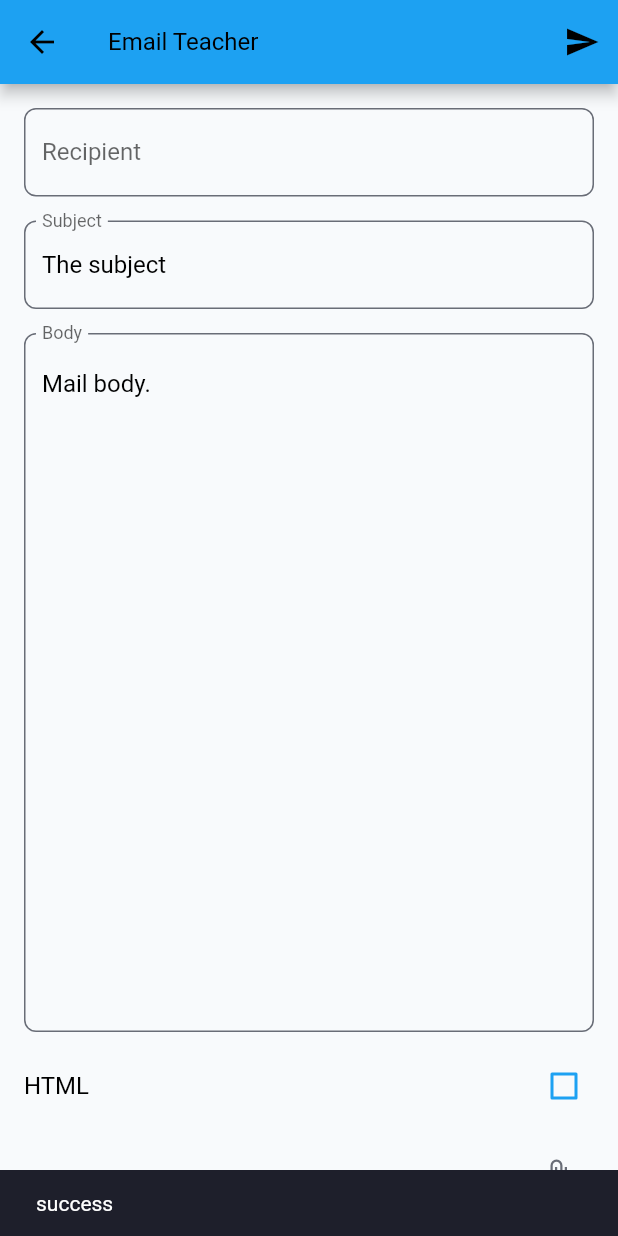
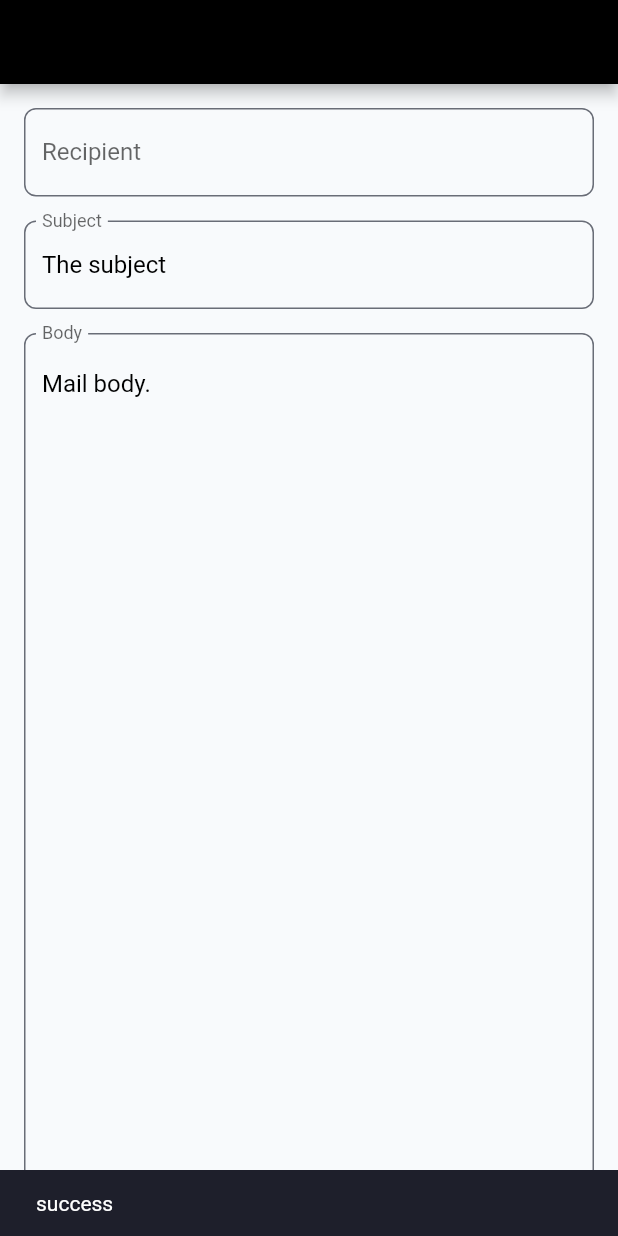
Before and after one commit to siyamrocks/AppBuildCompetition, a Flutter app: the EmailSender screen opened directly with empty values, after a tap on the "send" icon, on a phone screen of 412 x 824 dp. Run offline on Flutter 3.47's test engine with Material 2 defaults, Android fonts, the phone set to English and light mode, and no system bars; our stand-ins replace barcode_widget, cloud_firestore, curved_navigation_bar, dio, firebase_auth, firebase_core and 6 more; missing offline and left inert: flutter_email_sender, flutter_sheet_localization; accounts and stored records are empty; Roboto replaces fonts that are missing (ProductSans).

Commit message:
Fix email

```diff
--- a/lib/ui/dashboard.dart
+++ b/lib/ui/dashboard.dart
@@ -30,7 +30,6 @@ class Dashboard extends StatefulWidget {
 class _DashboardState extends State<Dashboard> {
   String _id = '';
   String _name = '';
-  String _email = '';
   String _school = '';
 
   @override
@@ -51,7 +50,6 @@ class _DashboardState extends State<Dashboard> {
         _id = user.id;
         _name = user.name;
         _school = user.school;
-        _email = user.email;
       });
     }
 
--- a/lib/ui/email.dart
+++ b/lib/ui/email.dart
@@ -17,7 +17,6 @@ class EmailSender extends StatefulWidget {
 
 class _EmailSenderState extends State<EmailSender> {
   List<String> attachments = [];
-  bool isHTML = false;
 
   final _recipientController = TextEditingController();
   final _subjectController = TextEditingController(text: 'The subject');
@@ -32,7 +31,7 @@ class _EmailSenderState extends State<EmailSender> {
       subject: _subjectController.text,
       recipients: [_recipientController.text],
       attachmentPaths: attachments,
-      isHTML: isHTML,
+      isHTML: false,
     );
 
     String platformResponse;
@@ -59,6 +58,7 @@ class _EmailSenderState extends State<EmailSender> {
     return Scaffold(
       appBar: AppBar(
         title: Text('Email Teacher'),
+        backgroundColor: Colors.black,
         actions: <Widget>[
           IconButton(
             onPressed: send,
@@ -106,68 +106,9 @@ class _EmailSenderState extends State<EmailSender> {
                 ),
               ),
             ),
-            CheckboxListTile(
-              contentPadding:
-                  EdgeInsets.symmetric(vertical: 0.0, horizontal: 8.0),
-              title: Text('HTML'),
-              onChanged: (bool value) {
-                if (value != null) {
-                  setState(() {
-                    isHTML = value;
-                  });
-                }
-              },
-              value: isHTML,
-            ),
-            Padding(
-              padding: EdgeInsets.all(8.0),
-              child: Column(
-                children: <Widget>[
-                  for (var i = 0; i < attachments.length; i++)
-                    Row(
-                      children: <Widget>[
-                        Expanded(
-                          child: Text(
-                            attachments[i],
-                            softWrap: false,
-                            overflow: TextOverflow.fade,
-                          ),
-                        ),
-                        IconButton(
-                          icon: Icon(Icons.remove_circle),
-                          onPressed: () => {_removeAttachment(i)},
-                        )
-                      ],
-                    ),
-                  Align(
-                    alignment: Alignment.centerRight,
-                    child: IconButton(
-                      icon: Icon(Icons.attach_file),
-                      onPressed: _openImagePicker,
-                    ),
-                  ),
-                ],
-              ),
-            ),
           ],
         ),
       ),
     );
   }
-
-  void _openImagePicker() async {
-    final picker = ImagePicker();
-    PickedFile pick = await picker.getImage(source: ImageSource.gallery);
-    if (pick != null) {
-      setState(() {
-        attachments.add(pick.path);
-      });
-    }
-  }
-
-  void _removeAttachment(int index) {
-    setState(() {
-      attachments.removeAt(index);
-    });
-  }
 }
--- a/lib/ui/helper.dart
+++ b/lib/ui/helper.dart
@@ -1,5 +1,6 @@
 import 'package:flutter_starter/helpers/event.dart';
 import 'package:flutter/material.dart';
+import 'package:flutter_starter/ui/clubs.dart';
 import 'package:table_calendar/table_calendar.dart';
 import 'package:flutter_starter/models/models.dart';
 import 'package:flutter_starter/ui/calendar.dart';
@@ -33,11 +34,13 @@ class _HelperState extends State<Helper> {
   final List<MenuOptionsModel> options = [
     MenuOptionsModel(key: "0", value: "Events", icon: Icons.event),
     MenuOptionsModel(key: "1", value: "Todo", icon: Icons.list_alt_rounded),
+    MenuOptionsModel(key: "2", value: "Clubs", icon: Icons.schedule),
   ];
 
   final List<Widget> _screens = [
     Expanded(child: Calendar()),
-    Expanded(child: Todo())
+    Expanded(child: Todo()),
+    Expanded(child: Clubs()),
   ];
 
   @override
--- a/lib/ui/home_ui.dart
+++ b/lib/ui/home_ui.dart
@@ -36,7 +36,6 @@ class _HomeUIState extends State<HomeUI> {
   int _selectedIndex = 0;
 
   Widget build(BuildContext context) {
-    final labels = AppLocalizations.of(context);
     final UserModel user = Provider.of<UserModel>(context);
     if (user != null) {
       setState(() {
@@ -86,7 +85,7 @@ class _HomeUIState extends State<HomeUI> {
         bottomNavigationBar: CurvedNavigationBar(
             index: _selectedIndex,
             onTap: (index) => setState(() => _selectedIndex = index),
-            height: 50,
+            height: 75,
             backgroundColor: Colors.white,
             buttonBackgroundColor: Colors.grey[700],
             color: Colors.black,
```
Also changed, not shown: lib/ui/grade_calc.dart (+8 -19 lines), 2 other files.
